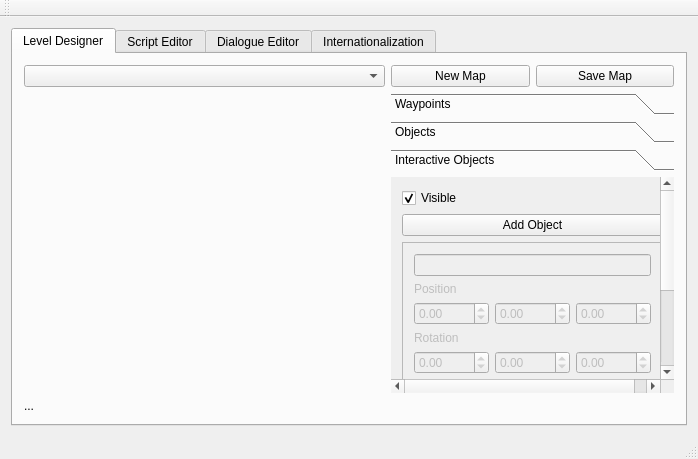
Qt form game_editor/mainwindow.ui (Plaristote/fallout-equestria) before a commit.
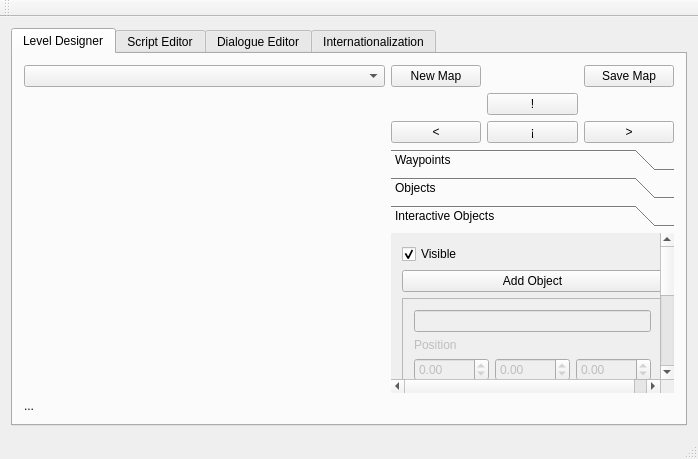
The same form after that commit. Custom widgets are drawn as their Qt base class.

Commit message: -> Game Editor can now work without no PandaTask. -> Game Editor now has controls for moving the camera. -> Game Editor now selects everything under the mouse.

What changed in the file:
```diff
--- a/game_editor/mainwindow.ui
+++ b/game_editor/mainwindow.ui
@@ -25,10 +25,55 @@
         <string>Level Designer</string>
        </attribute>
        <layout class="QGridLayout" name="gridLayout_4">
+        <item row="0" column="1">
+         <widget class="QPushButton" name="mapNew">
+          <property name="text">
+           <string>New Map</string>
+          </property>
+         </widget>
+        </item>
+        <item row="0" column="3">
+         <widget class="QPushButton" name="saveMap">
+          <property name="text">
+           <string>Save Map</string>
+          </property>
+         </widget>
+        </item>
+        <item row="3" column="2">
+         <widget class="QPushButton" name="mapMoveBottom">
+          <property name="text">
+           <string>¡</string>
+          </property>
+         </widget>
+        </item>
         <item row="0" column="0">
          <widget class="QComboBox" name="listMap"/>
         </item>
-        <item row="1" column="1" rowspan="3" colspan="2">
+        <item row="3" column="1">
+         <widget class="QPushButton" name="mapMoveLeft">
+          <property name="text">
+           <string>&lt;</string>
+          </property>
+         </widget>
+        </item>
+        <item row="3" column="0" rowspan="4">
+         <widget class="QPandaWidget" name="widget" native="true">
+          <property name="sizePolicy">
+           <sizepolicy hsizetype="Expanding" vsizetype="Expanding">
+            <horstretch>0</horstretch>
+            <verstretch>0</verstretch>
+           </sizepolicy>
+          </property>
+          <property name="minimumSize">
+           <size>
+            <width>100</width>
+            <height>100</height>
+           </size>
+          </property>
+          <layout class="QGridLayout" name="gridLayout"/>
+         </widget>
+        </item>
+        <item row="4" column="1" rowspan="3" colspan="3">
          <widget class="QToolBox" name="toolBox">
           <property name="currentIndex">
            <number>2</number>
@@ -634,7 +679,7 @@
           </widget>
          </widget>
         </item>
-        <item row="4" column="0" colspan="3">
+        <item row="7" column="0" colspan="4">
          <widget class="QLabel" name="labelStatus">
           <property name="maximumSize">
            <size>
@@ -647,34 +692,17 @@
           </property>
          </widget>
         </item>
-        <item row="1" column="0" rowspan="3">
-         <widget class="QPandaWidget" name="widget" native="true">
-          <property name="sizePolicy">
-           <sizepolicy hsizetype="Expanding" vsizetype="Expanding">
-            <horstretch>0</horstretch>
-            <verstretch>0</verstretch>
-           </sizepolicy>
-          </property>
-          <property name="minimumSize">
-           <size>
-            <width>100</width>
-            <height>100</height>
-           </size>
-          </property>
-          <layout class="QGridLayout" name="gridLayout"/>
-         </widget>
-        </item>
-        <item row="0" column="1">
-         <widget class="QPushButton" name="mapNew">
+        <item row="3" column="3">
+         <widget class="QPushButton" name="mapMoveRight">
           <property name="text">
-           <string>New Map</string>
+           <string>&gt;</string>
           </property>
          </widget>
         </item>
-        <item row="0" column="2">
-         <widget class="QPushButton" name="saveMap">
+        <item row="2" column="2">
+         <widget class="QPushButton" name="mapMoveTop">
           <property name="text">
-           <string>Save Map</string>
+           <string>!</string>
           </property>
          </widget>
         </item>
```
The commit also changes 6 other files.
